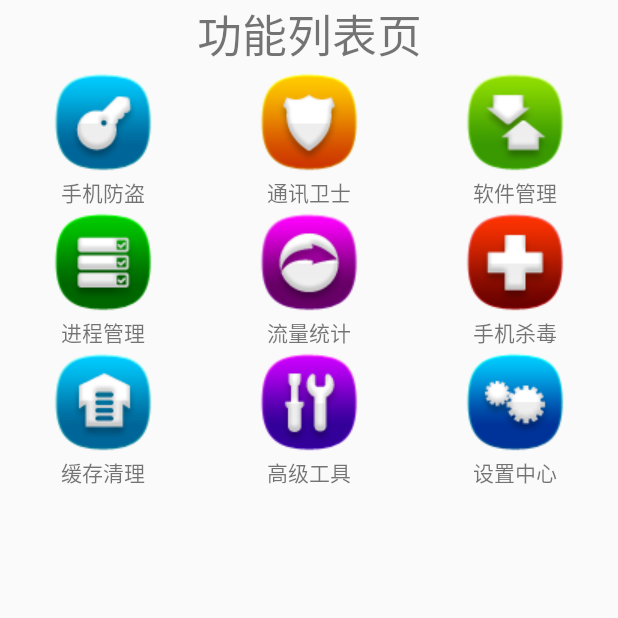
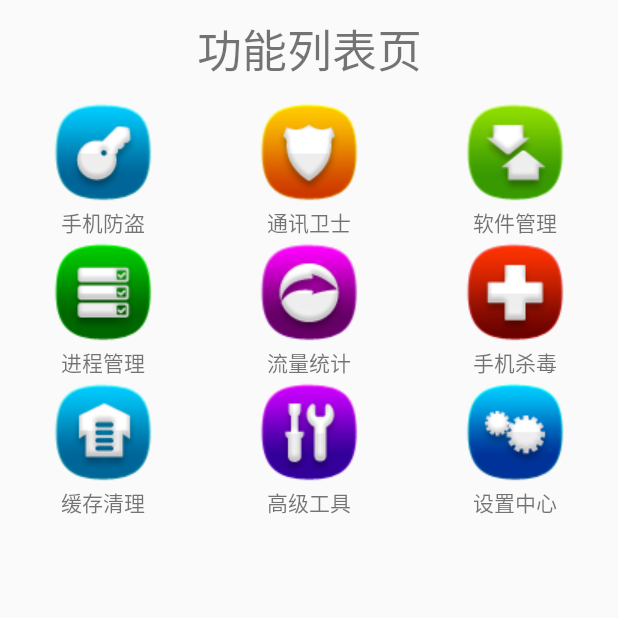
Before and after one commit to akileecn/MyApplication, an Android app: the screen it shows after launch (HomeActivity), on a phone screen of 412 x 824 dp, the top half of it. Run offline under Robolectric (Android 15) with nearby library versions, the phone set to English and light mode, and no system bars; libraries missing offline, so code that uses them is left out: org.xutils.common, org.xutils.http, org.xutils.x; 2 statements that could not run were skipped.

Commit message:
day2 1/2

```diff
--- a/手机安全卫士/build.gradle
+++ b/手机安全卫士/build.gradle
@@ -3,10 +3,9 @@
 android {
     compileSdkVersion 23
     buildToolsVersion "23.0.1"
-
     defaultConfig {
         applicationId "cn.aki.mobilesafe"
-        minSdkVersion 19
+        minSdkVersion 16
         targetSdkVersion 23
         versionCode 1
         versionName "1.0.1"
@@ -17,6 +16,8 @@
             proguardFiles getDefaultProguardFile('proguard-android.txt'), 'proguard-rules.pro'
         }
     }
+    productFlavors {
+    }
 }
 
 dependencies {
--- a/手机安全卫士/src/main/AndroidManifest.xml
+++ b/手机安全卫士/src/main/AndroidManifest.xml
@@ -17,6 +17,7 @@
             </intent-filter>
         </activity>
         <activity android:name=".activity.HomeActivity"/>
+        <activity android:name=".activity.SettingActivity"/>
     </application>
 
 </manifest>
--- a/手机安全卫士/src/main/java/cn/aki/mobilesafe/activity/HomeActivity.java
+++ b/手机安全卫士/src/main/java/cn/aki/mobilesafe/activity/HomeActivity.java
@@ -1,9 +1,11 @@
 package cn.aki.mobilesafe.activity;
 
 import android.app.Activity;
+import android.content.Intent;
 import android.os.Bundle;
 import android.view.View;
 import android.view.ViewGroup;
+import android.widget.AdapterView;
 import android.widget.BaseAdapter;
 import android.widget.GridView;
 import android.widget.ImageView;
@@ -16,7 +18,7 @@
  * 首页面
  */
 public class HomeActivity extends Activity{
-    private GridView glItem;
+    private GridView glList;
     private String[] items={"手机防盗","通讯卫士","软件管理"
                             ,"进程管理","流量统计","手机杀毒"
                             ,"缓存清理","高级工具","设置中心"};
@@ -27,8 +29,21 @@
     protected void onCreate(Bundle savedInstanceState) {
         super.onCreate(savedInstanceState);
         setContentView(R.layout.activity_home);
-        glItem= (GridView) findViewById(R.id.gl_item);
-        glItem.setAdapter(new MyAdapter());
+        glList= (GridView) findViewById(R.id.gl_list);
+        glList.setAdapter(new MyAdapter());
+        glList.setOnItemClickListener(new AdapterView.OnItemClickListener() {
+            @Override
+            public void onItemClick(AdapterView<?> parent, View view, int position, long id) {
+            switch (position){
+                //设置中心
+                case 8:
+                    startActivity(new Intent(HomeActivity.this,SettingActivity.class));
+                    break;
+                default:
+                    break;
+            }
+            }
+        });
     }
 
     private class MyAdapter extends BaseAdapter{
--- a/手机安全卫士/src/main/java/cn/aki/mobilesafe/activity/SplashActivity.java
+++ b/手机安全卫士/src/main/java/cn/aki/mobilesafe/activity/SplashActivity.java
@@ -2,8 +2,10 @@
 
 import android.app.Activity;
 import android.app.AlertDialog;
+import android.content.Context;
 import android.content.DialogInterface;
 import android.content.Intent;
+import android.content.SharedPreferences;
 import android.content.pm.PackageInfo;
 import android.content.pm.PackageManager;
 import android.net.Uri;
@@ -48,12 +50,14 @@
     private int mNewVersionCode;
     private String mNewDescription;
     private String mNewDownloadUrl;
+    private SharedPreferences mSharedPreferences;
 
     //加载最新版本信息的返回Code
     private static final int WHAT_NEED_UPDATE=0;
     private static final int WHAT_URL_ERROR=1;
     private static final int WHAT_NET_ERROR=2;
     private static final int WHAT_JSON_ERROR=3;
+    private static final int WHAT_GO_HOME=4;
 
     private Handler handler=new MyHandler(this);
 
@@ -68,7 +72,15 @@
         tvDownload= (TextView) findViewById(R.id.tv_download);
         getCurrentVersion();
         tvVersion.setText("版本号:" + mVersionName);
-        checkUpdate();
+        mSharedPreferences=getSharedPreferences(Constants.SharedPreferences.FILE_CONFIG, Context.MODE_PRIVATE);
+        //是否自动更新
+        boolean autoUpdate=mSharedPreferences.getBoolean(Constants.SharedPreferences.KEY_AUTO_UPDATE,true);
+        if(autoUpdate){
+            checkUpdate();
+        }else{
+            //延迟发送信息
+            handler.sendEmptyMessageDelayed(WHAT_GO_HOME,2000);
+        }
     }
 
     /**
@@ -112,6 +124,8 @@
                     mNewVersionName=json.getString("versionName");
                     if(mNewVersionCode>mVersionCode){
                         message.what=WHAT_NEED_UPDATE;
+                    }else{
+                        message.what=WHAT_GO_HOME;
                     }
                 }
             } catch (MalformedURLException e) {
@@ -192,6 +206,8 @@
                     Toast.makeText(activity,"数据异常",Toast.LENGTH_SHORT).show();
                     activity.toHome();
                     break;
+                case WHAT_GO_HOME:
+                    activity.toHome();
                 default:
                     break;
             }
--- a/手机安全卫士/src/main/res/layout/activity_home.xml
+++ b/手机安全卫士/src/main/res/layout/activity_home.xml
@@ -3,13 +3,10 @@
     android:orientation="vertical" android:layout_width="match_parent"
     android:layout_height="match_parent">
     <TextView
-        android:layout_width="match_parent"
-        android:layout_height="wrap_content"
-        android:gravity="center_horizontal"
-        android:textSize="30sp"
+        style="@style/TitleStyle"
         android:text="@string/home_title"/>
     <GridView
-        android:id="@+id/gl_item"
+        android:id="@+id/gl_list"
         android:layout_width="wrap_content"
         android:layout_height="match_parent"
         android:numColumns="3"/>
--- a/手机安全卫士/src/main/res/values/strings.xml
+++ b/手机安全卫士/src/main/res/values/strings.xml
@@ -1,4 +1,8 @@
 <resources>
     <string name="app_name">手机安全卫士</string>
     <string name="home_title">功能列表页</string>
+    <string name="setting_title">设置中心</string>
+    <string name="setting_auto_update_title">是否开启自动更新</string>
+    <string name="setting_auto_update_enable_desc">自动更新已开启</string>
+    <string name="setting_auto_update_disable_desc">自动更新已关闭</string>
 </resources>
--- a/手机安全卫士/src/main/res/values/styles.xml
+++ b/手机安全卫士/src/main/res/values/styles.xml
@@ -11,4 +11,12 @@
         <item name="windowNoTitle">true</item>
     </style>
 
+    <style name="TitleStyle">
+        <item name="android:layout_width">match_parent</item>
+        <item name="android:layout_height">wrap_content</item>
+        <item name="android:gravity">center_horizontal</item>
+        <item name="android:textSize">30sp</item>
+        <item name="android:padding">10dp</item>
+    </style>
+
 </resources>
```
Also changed, not shown: 手机安全卫士/src/main/java/cn/aki/mobilesafe/activity/SettingActivity.java (added, +42 -0 lines), 手机安全卫士/src/main/java/cn/aki/mobilesafe/common/Constants.java (+14 -3 lines), 手机安全卫士/src/main/java/cn/aki/mobilesafe/view/SettingItemView.java (added, +66 -0 lines), 手机安全卫士/src/main/res/layout/activity_setting.xml (added, +16 -0 lines), 手机安全卫士/src/main/res/layout/view_setting_item.xml (added, +31 -0 lines), 手机安全卫士/src/main/res/values/attrs.xml (added, +9 -0 lines).
